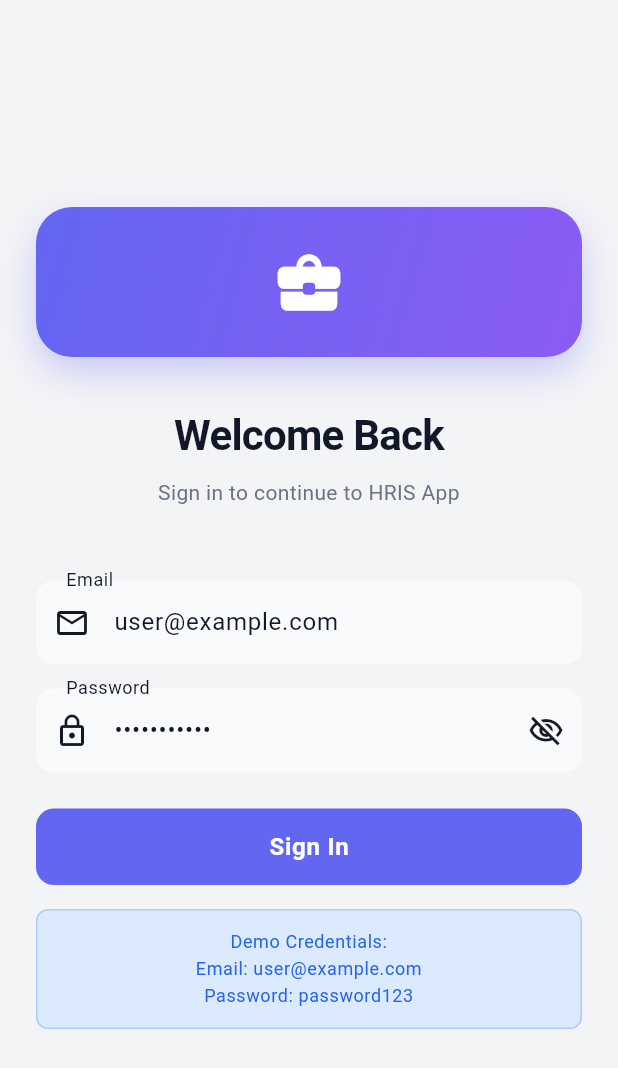
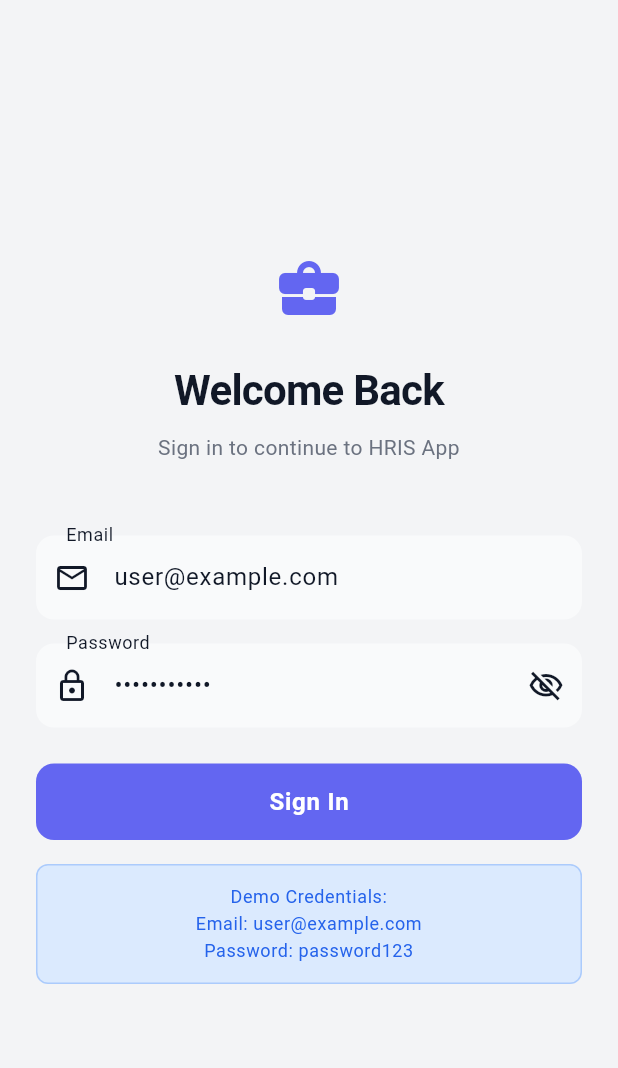
Before and after one commit to EnvRfli/flutter-hris-app, a Flutter app: the screen it shows after launch, on a phone screen of 412 x 824 dp. Shown: the top 1068 px of the screen. Run offline on Flutter 3.47's test engine with Material 3 defaults, Android fonts, the phone set to English and light mode, and no system bars; our stand-ins replace go_router; accounts and stored records are empty.

Commit message:
refactor: Simplify logo/icon implementation in LoginPage for improved clarity

```diff
--- a/lib/features/auth/pages/login_page.dart
+++ b/lib/features/auth/pages/login_page.dart
@@ -54,28 +54,13 @@ class _LoginPageState extends State<LoginPage> {
                 mainAxisAlignment: MainAxisAlignment.center,
                 crossAxisAlignment: CrossAxisAlignment.stretch,
                 children: [
-                  // Logo/Icon with Gradient
-                  Container(
-                    width: 100,
-                    height: 100,
-                    decoration: BoxDecoration(
-                      gradient: AppColors.primaryGradient,
-                      borderRadius: BorderRadius.circular(24),
-                      boxShadow: [
-                        BoxShadow(
-                          color: AppColors.primary.withOpacity(0.3),
-                          blurRadius: 20,
-                          offset: const Offset(0, 10),
-                        ),
-                      ],
-                    ),
-                    child: const Icon(
-                      Icons.business_center_rounded,
-                      size: 50,
-                      color: AppColors.white,
-                    ),
+                  // Simple Icon
+                  Icon(
+                    Icons.business_center_rounded,
+                    size: 48,
+                    color: AppColors.primary,
                   ),
-                  const SizedBox(height: 32),
+                  const SizedBox(height: 24),
 
                   // Title
                   Text(
```
